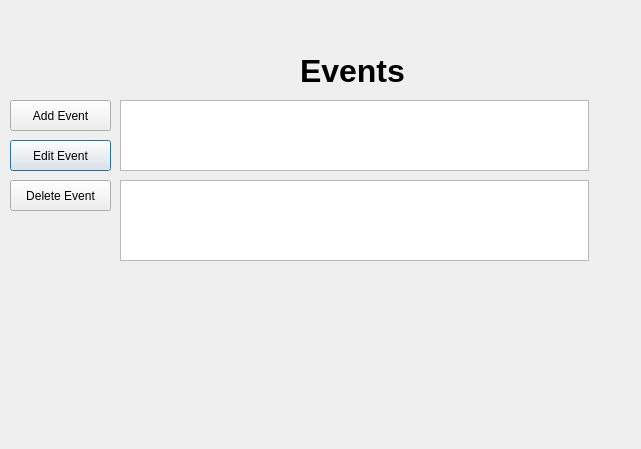
First picture: the form in events.ui, repository razashahid107/NOTEPAD-QT, before the edit.
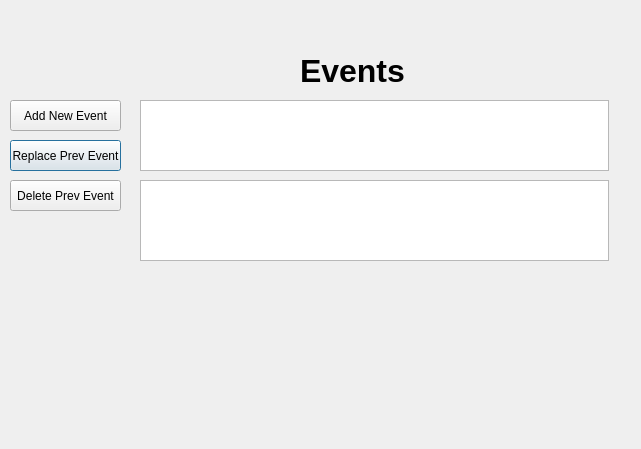
Second picture: the form after the edit.

Commit message: events now working fine, except delte button

```diff
--- a/events.ui
+++ b/events.ui
@@ -37,7 +37,7 @@
   <widget class="QPlainTextEdit" name="Current_Event">
    <property name="geometry">
     <rect>
-     <x>120</x>
+     <x>140</x>
      <y>100</y>
      <width>469</width>
      <height>71</height>
@@ -47,7 +47,7 @@
   <widget class="QPlainTextEdit" name="label_2">
    <property name="geometry">
     <rect>
-     <x>120</x>
+     <x>140</x>
      <y>180</y>
      <width>469</width>
      <height>81</height>
@@ -59,12 +59,12 @@
     <rect>
      <x>10</x>
      <y>140</y>
-     <width>101</width>
+     <width>111</width>
      <height>31</height>
     </rect>
    </property>
    <property name="text">
-    <string>Edit Event</string>
+    <string>Replace Prev Event</string>
    </property>
   </widget>
   <widget class="QPushButton" name="pushButton">
@@ -72,12 +72,12 @@
     <rect>
      <x>10</x>
      <y>100</y>
-     <width>101</width>
+     <width>111</width>
      <height>31</height>
     </rect>
    </property>
    <property name="text">
-    <string>Add Event</string>
+    <string>Add New Event</string>
    </property>
   </widget>
   <widget class="QPushButton" name="pushButton_3">
@@ -85,12 +85,12 @@
     <rect>
      <x>10</x>
      <y>180</y>
-     <width>101</width>
+     <width>111</width>
      <height>31</height>
     </rect>
    </property>
    <property name="text">
-    <string>Delete Event</string>
+    <string>Delete Prev Event</string>
    </property>
   </widget>
  </widget>
```
The commit also changes 3 other files.
